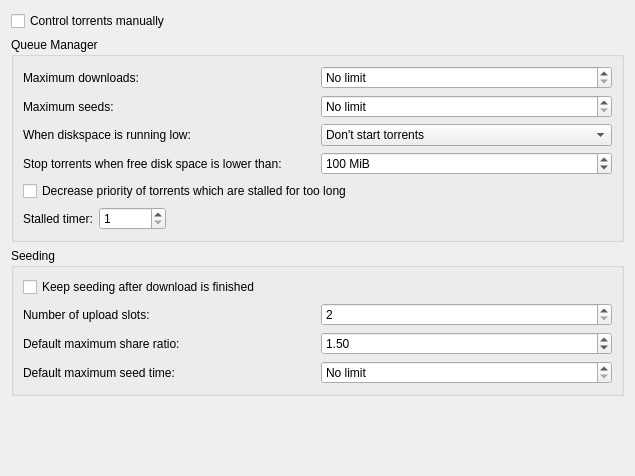
Before: the Qt Designer form ktorrent/pref/qmpref.ui in KDE/ktorrent, drawn with Qt 5.
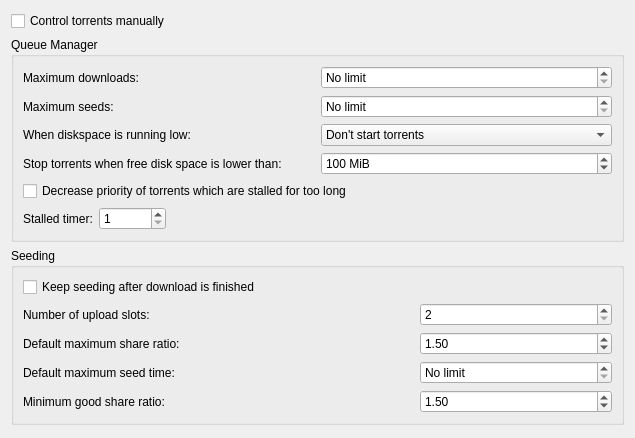
After: the same form once the commit is applied. Custom widgets are drawn as their Qt base class.

Commit message: Make ratio configurable at which the share ratio becomes green

The edit to the form file:
```diff
--- a/ktorrent/pref/qmpref.ui
+++ b/ktorrent/pref/qmpref.ui
@@ -7,10 +7,10 @@
     <x>0</x>
     <y>0</y>
     <width>635</width>
-    <height>476</height>
+    <height>438</height>
    </rect>
   </property>
-  <layout class="QVBoxLayout">
+  <layout class="QVBoxLayout" name="verticalLayout">
    <item>
     <widget class="QCheckBox" name="kcfg_manuallyControlTorrents">
      <property name="toolTip">
@@ -193,8 +193,8 @@
      <property name="title">
       <string comment="@title:group Options regarging Seeding">Seeding</string>
      </property>
-     <layout class="QGridLayout">
-      <item row="0" column="0">
+     <layout class="QGridLayout" name="gridLayout">
+      <item row="0" column="0" colspan="2">
        <widget class="QCheckBox" name="kcfg_keepSeeding">
         <property name="toolTip">
          <string>When a download is finished, continue seeding it. If this is disabled, the torrent will be stopped.</string>
@@ -211,7 +211,7 @@
         </property>
        </widget>
       </item>
-      <item row="1" column="1">
+      <item row="1" column="2">
        <widget class="KIntSpinBox" name="kcfg_numUploadSlots">
         <property name="toolTip">
          <string>The number of upload slots, this determines the number of peers you can upload to simultaneously for one torrent.</string>
@@ -234,7 +234,7 @@
         </property>
        </widget>
       </item>
-      <item row="2" column="1">
+      <item row="2" column="2">
        <widget class="QDoubleSpinBox" name="kcfg_maxRatio">
         <property name="toolTip">
          <string>&lt;!DOCTYPE HTML PUBLIC &quot;-//W3C//DTD HTML 4.0//EN&quot; &quot;http://www.w3.org/TR/REC-html40/strict.dtd&quot;&gt;
@@ -263,7 +263,7 @@
         </property>
        </widget>
       </item>
-      <item row="3" column="1">
+      <item row="3" column="2">
        <widget class="QDoubleSpinBox" name="kcfg_maxSeedTime">
         <property name="toolTip">
          <string>The maximum seed time in hours. Once you reach this time, the torrent will be stopped. This is only applied to newly opened torrents, existing torrents will not be affected by changing this.</string>
@@ -282,6 +282,38 @@
         </property>
        </widget>
       </item>
+      <item row="4" column="0">
+       <widget class="QLabel" name="label_2">
+        <property name="toolTip">
+         <string>Value at which the share ratio will be displayed with a green color. Lower ratios will be displayed in red.</string>
+        </property>
+        <property name="text">
+         <string>Minimum good share ratio:</string>
+        </property>
+       </widget>
+      </item>
+      <item row="4" column="2">
+       <widget class="QDoubleSpinBox" name="kcfg_greenRatio">
+        <property name="toolTip">
+         <string>&lt;!DOCTYPE HTML PUBLIC &quot;-//W3C//DTD HTML 4.0//EN&quot; &quot;http://www.w3.org/TR/REC-html40/strict.dtd&quot;&gt;
+&lt;html&gt;&lt;head&gt;&lt;meta name=&quot;qrichtext&quot; content=&quot;1&quot; /&gt;&lt;style type=&quot;text/css&quot;&gt;
+p, li { white-space: pre-wrap; }
+&lt;/style&gt;&lt;/head&gt;&lt;body style=&quot; font-family:'OpenSymbol'; font-size:8pt; font-weight:400; font-style:normal;&quot;&gt;
+&lt;p style=&quot; margin-top:0px; margin-bottom:0px; margin-left:0px; margin-right:0px; -qt-block-indent:0; text-indent:0px; font-size:9pt;&quot;&gt;&lt;span style=&quot; font-size:8pt;&quot;&gt;The maximum share ratio, if this value is reached seeding will be stopped. This is only applied to newly opened torrents, existing torrents will not be affected by changing this.&lt;/span&gt;&lt;/p&gt;
+&lt;p style=&quot;-qt-paragraph-type:empty; margin-top:0px; margin-bottom:0px; margin-left:0px; margin-right:0px; -qt-block-indent:0; text-indent:0px;&quot;&gt;&lt;/p&gt;
+&lt;p style=&quot; margin-top:0px; margin-bottom:0px; margin-left:0px; margin-right:0px; -qt-block-indent:0; text-indent:0px;&quot;&gt;&lt;span style=&quot; font-weight:600;&quot;&gt;Attention: &lt;/span&gt;This is not used when downloading, only when seeding.&lt;/p&gt;&lt;/body&gt;&lt;/html&gt;</string>
+        </property>
+        <property name="specialValueText">
+         <string>No limit</string>
+        </property>
+        <property name="singleStep">
+         <double>0.010000000000000</double>
+        </property>
+        <property name="value">
+         <double>1.500000000000000</double>
+        </property>
+       </widget>
+      </item>
      </layout>
     </widget>
    </item>
```
The commit also changes 9 other files.
